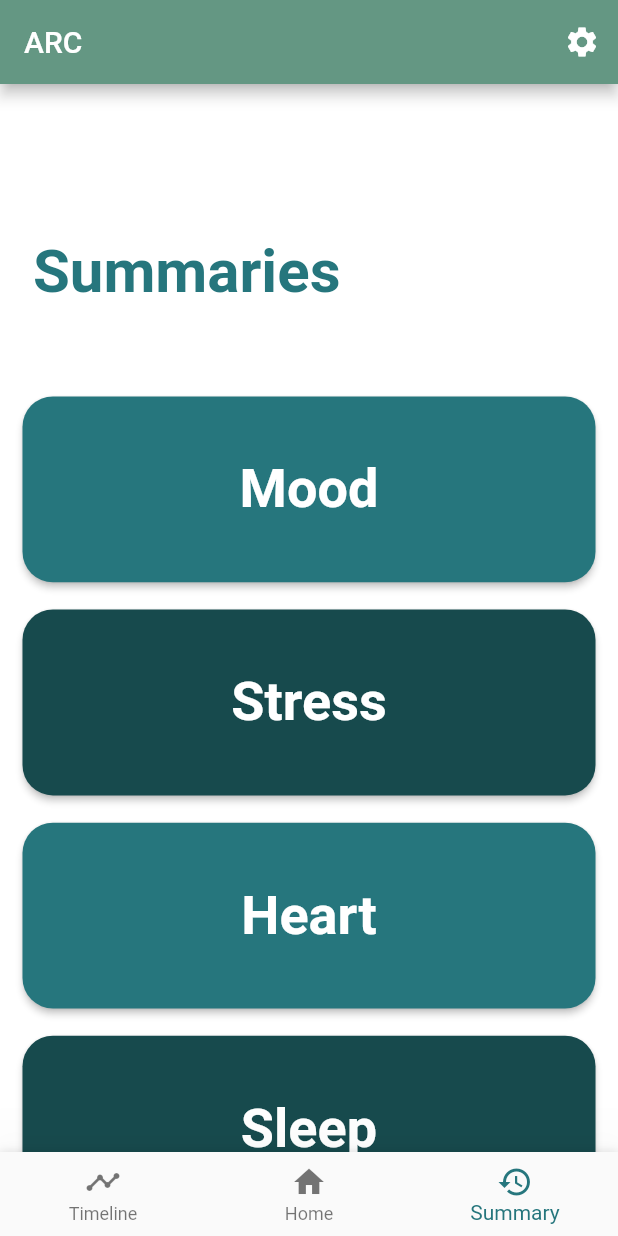
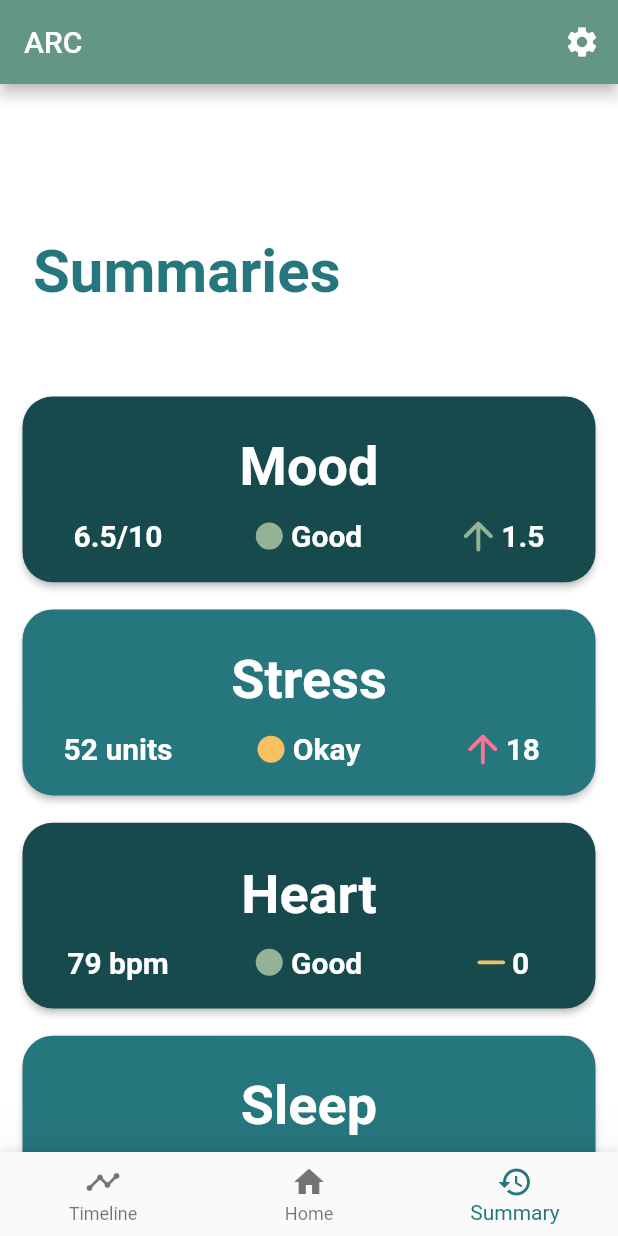
Before and after one commit to sahilmahendrakar/ARCApp, a Flutter app: the screen it shows once a user with an empty profile is signed in, swiped to page 3, on a phone screen of 412 x 824 dp. Run offline on Flutter 3.47's test engine with Material 2 defaults, Android fonts, the phone set to English and light mode, and no system bars; our stand-ins replace firebase_auth, firebase_core, firebase_database, settings_ui; accounts and stored records are empty.

Commit message:
Details with fake data added

```diff
--- a/lib/screens/Summary/summary_body.dart
+++ b/lib/screens/Summary/summary_body.dart
@@ -37,17 +37,58 @@ class _SummaryState extends State<SummaryBody> {
               ),
             ),
           ),
-          summaryItem(context, secondary, "Mood"),
-          summaryItem(context, darkestBlue, "Stress"),
-          summaryItem(context, secondary, "Heart"),
-          summaryItem(context, darkestBlue, "Sleep")
+          summaryItem(context, darkestBlue, "Mood", "6.5/10", "Good", "1.5", 1,
+              tertiary),
+          summaryItem(context, secondary, "Stress", "52 units", "Okay", "18", 1,
+              brightPink),
+          summaryItem(context, darkestBlue, "Heart", "79 bpm", "Good", "0", 0,
+              brightYellow),
+          summaryItem(context, secondary, "Sleep", "5h 41m", "Bad", "2h 31m",
+              -1, brightPink)
         ],
       ),
     );
   }
 }
 
-GestureDetector summaryItem(BuildContext context, Color color, String title) {
+GestureDetector summaryItem(
+    BuildContext context,
+    Color color,
+    String title,
+    String value,
+    String status,
+    String change,
+    int direction,
+    Color arrowColor) {
+  // Set the status color
+  Color statusColor;
+  if (status == "Good") {
+    statusColor = tertiary;
+  } else if (status == "Okay") {
+    statusColor = brightYellow;
+  } else {
+    statusColor = brightPink;
+  }
+
+  // Set the Details Text style
+  TextStyle detailsStyle =
+      TextStyle(color: pureWhite, fontSize: 20, fontWeight: FontWeight.bold);
+
+  // Set the arrow
+  Icon arrow;
+
+  if (direction == 1) {
+    arrow = Icon(Icons.arrow_upward_rounded,
+        color: arrowColor, size: getProportionateScreenHeight(30));
+  } else if (direction == -1) {
+    arrow = Icon(Icons.arrow_downward_rounded,
+        color: arrowColor, size: getProportionateScreenHeight(30));
+  } else {
+    arrow = Icon(Icons.horizontal_rule_rounded,
+        color: arrowColor, size: getProportionateScreenWidth(25));
+  }
+
+  // Create the page
   return GestureDetector(
       onTap: () {
         //TODO: Change the destination page
@@ -72,14 +113,61 @@ GestureDetector summaryItem(BuildContext context, Color color, String title) {
                     crossAxisAlignment: CrossAxisAlignment.center,
                     mainAxisAlignment: MainAxisAlignment.center,
                     children: <Widget>[
-                      Text(
-                        title,
-                        style: TextStyle(
-                          color: pureWhite,
-                          fontSize: 36,
-                          fontWeight: FontWeight.bold,
+                      Padding(
+                        padding: EdgeInsets.fromLTRB(
+                            0,
+                            getProportionateScreenHeight(10),
+                            0,
+                            getProportionateScreenHeight(10)),
+                        child: Text(
+                          title,
+                          style: TextStyle(
+                            color: pureWhite,
+                            fontSize: 36,
+                            fontWeight: FontWeight.bold,
+                          ),
                         ),
                       ),
+                      Table(
+                          defaultVerticalAlignment:
+                              TableCellVerticalAlignment.middle,
+                          children: <TableRow>[
+                            TableRow(
+                              children: <Widget>[
+                                Center(
+                                  child: Text(
+                                    value,
+                                    style: detailsStyle,
+                                  ),
+                                ),
+                                Row(
+                                  mainAxisAlignment: MainAxisAlignment.center,
+                                  children: <Widget>[
+                                    Padding(
+                                      padding: EdgeInsets.fromLTRB(0, 0,
+                                          getProportionateScreenWidth(5), 0),
+                                      child: Container(
+                                        width: 18,
+                                        height: 18,
+                                        decoration: new BoxDecoration(
+                                          color: statusColor,
+                                          shape: BoxShape.circle,
+                                        ),
+                                      ),
+                                    ),
+                                    Text(status, style: detailsStyle)
+                                  ],
+                                ),
+                                Row(
+                                  mainAxisAlignment: MainAxisAlignment.center,
+                                  children: <Widget>[
+                                    arrow,
+                                    Text(change, style: detailsStyle)
+                                  ],
+                                ),
+                              ],
+                            ),
+                          ]),
                     ]))),
       ));
 }
```
